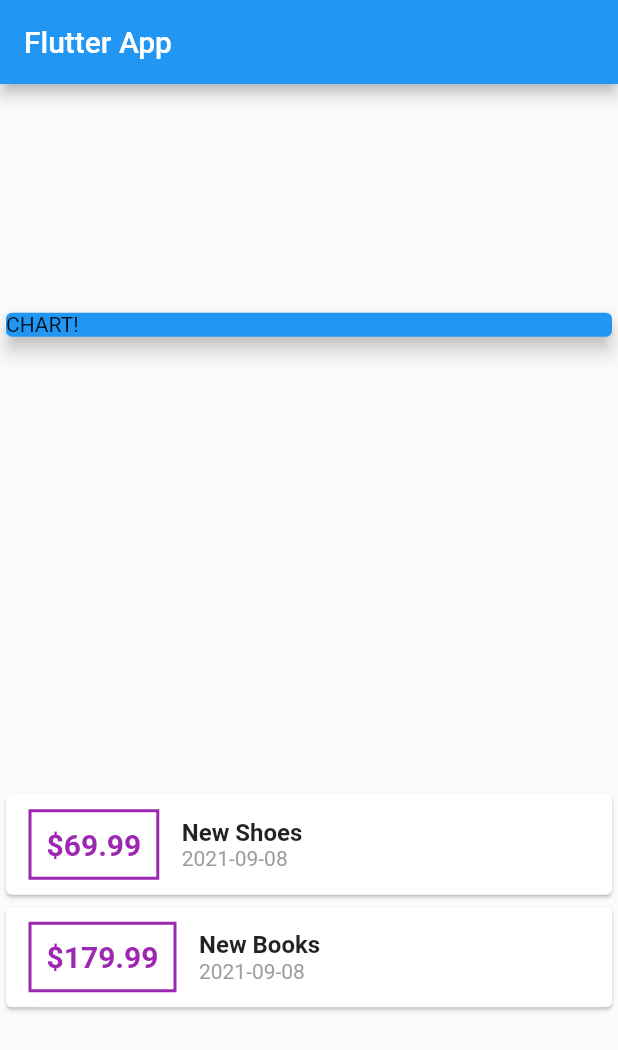
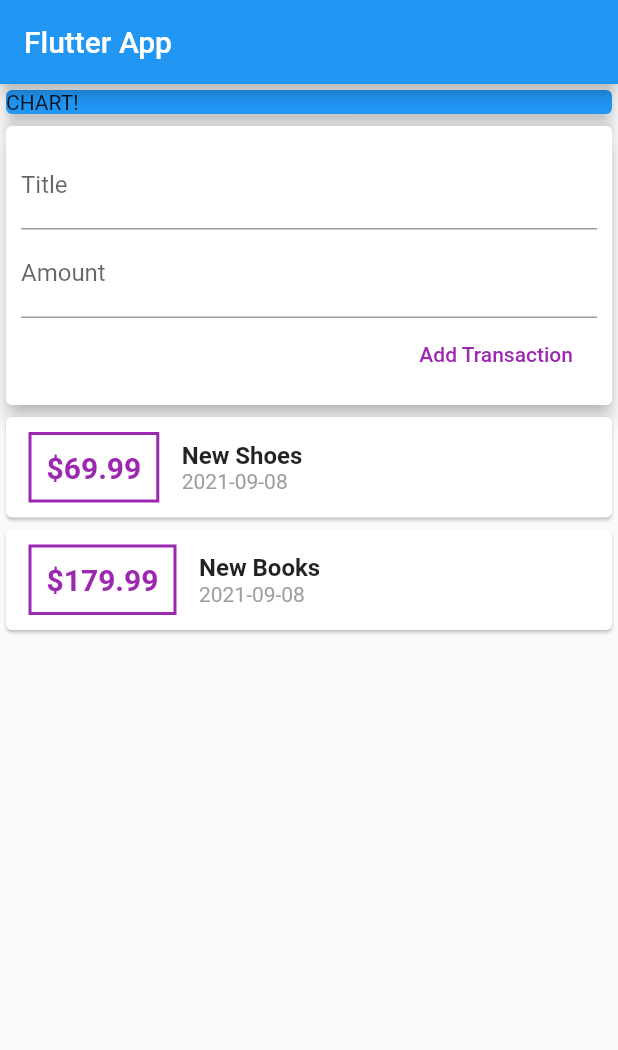
Before and after one commit to l-Shane-l/expense, a Flutter app: the screen it shows after launch, on a phone screen of 412 x 824 dp. Shown: the top 1050 px of the screen. Run offline on Flutter 3.47's test engine with Material 2 defaults, Android fonts, the phone set to English and light mode, and no system bars.

Commit message:
text input

```diff
--- a/lib/main.dart
+++ b/lib/main.dart
@@ -30,6 +30,10 @@ class MyHomePage extends StatelessWidget {
       date: DateTime.now(),
     ),
   ];
+
+  final titleController = TextEditingController();
+  final amountController = TextEditingController();
+
   @override
   Widget build(BuildContext context) {
     return Scaffold(
@@ -37,7 +41,7 @@ class MyHomePage extends StatelessWidget {
         title: Text('Flutter App'),
       ),
       body: Column(
-        mainAxisAlignment: MainAxisAlignment.spaceAround,
+        // mainAxisAlignment: MainAxisAlignment.spaceAround,
         crossAxisAlignment: CrossAxisAlignment.stretch,
         children: <Widget>[
           Container(
@@ -46,6 +50,35 @@ class MyHomePage extends StatelessWidget {
               color: Colors.blue,
               child: Text('CHART!'),
               elevation: 5,
+            ),
+          ),
+          Card(
+            elevation: 5,
+            child: Container(
+              padding: EdgeInsets.all(10),
+              child: Column(
+                crossAxisAlignment: CrossAxisAlignment.end,
+                children: <Widget>[
+                  TextField(
+                    decoration: InputDecoration(labelText: 'Title'),
+                    controller: titleController,
+                    // onChanged: (character) {
+                    //   titleInput = character;
+                    // },
+                  ),
+                  TextField(
+                    decoration: InputDecoration(labelText: 'Amount'),
+                    controller: amountController,
+                    // onChanged: (val) => amountInput = val,
+                  ),
+                  FlatButton(
+                      onPressed: () {
+                        print(titleController.text);
+                      },
+                      child: Text('Add Transaction'),
+                      textColor: Colors.purple),
+                ],
+              ),
             ),
           ),
           Column(
--- a/pubspec.yaml
+++ b/pubspec.yaml
@@ -23,7 +23,7 @@ environment:
 dependencies:
   flutter:
     sdk: flutter
-  intl: ^0.15.8
+  intl: ^0.17.0-nullsafety.2
 
   # The following adds the Cupertino Icons font to your application.
   # Use with the CupertinoIcons class for iOS style icons.
```
Also changed, not shown: pubspec.lock.
